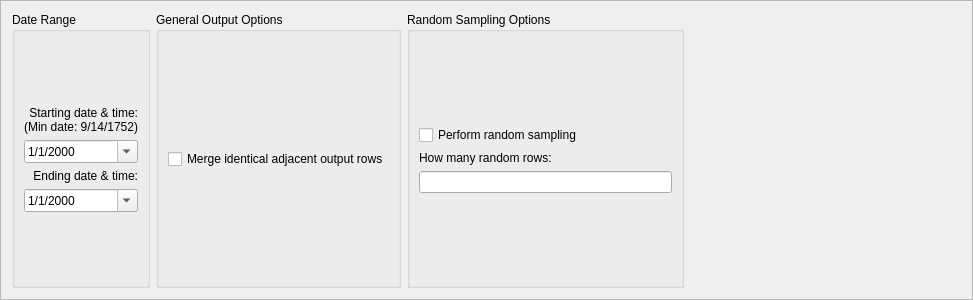
First picture: the form in NewGeneUI/NewGene/Widgets/CreateOutput/SelectVariables/timerangebox.ui, repository daniel347x/newgene, before the edit.
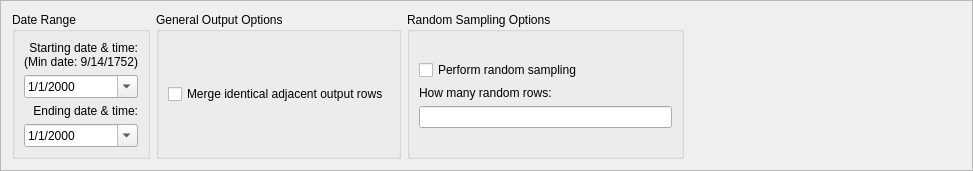
Second picture: the form after the edit. Custom widgets are drawn as their Qt base class.

Commit message: Set maximum height of options section

What changed in the file:
```diff
--- a/NewGeneUI/NewGene/Widgets/CreateOutput/SelectVariables/timerangebox.ui
+++ b/NewGeneUI/NewGene/Widgets/CreateOutput/SelectVariables/timerangebox.ui
@@ -7,9 +7,15 @@
     <x>0</x>
     <y>0</y>
     <width>973</width>
-    <height>300</height>
+    <height>166</height>
    </rect>
   </property>
+  <property name="maximumSize">
+   <size>
+    <width>16777215</width>
+    <height>166</height>
+   </size>
+  </property>
   <property name="windowTitle">
    <string>Frame</string>
   </property>
```
